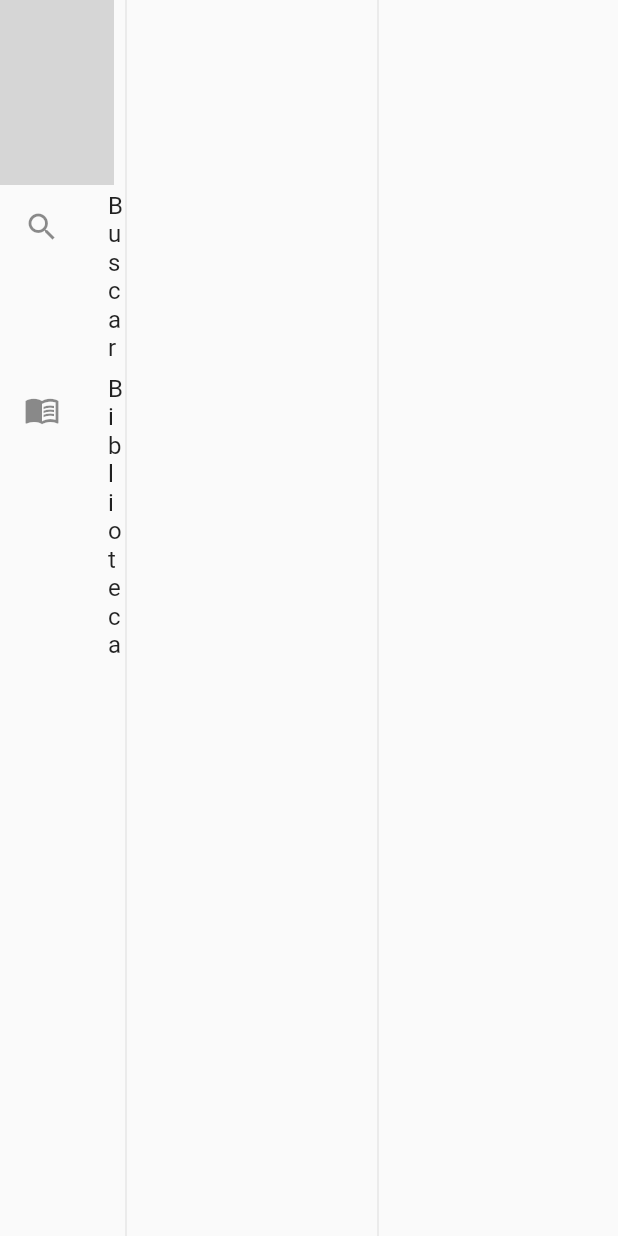
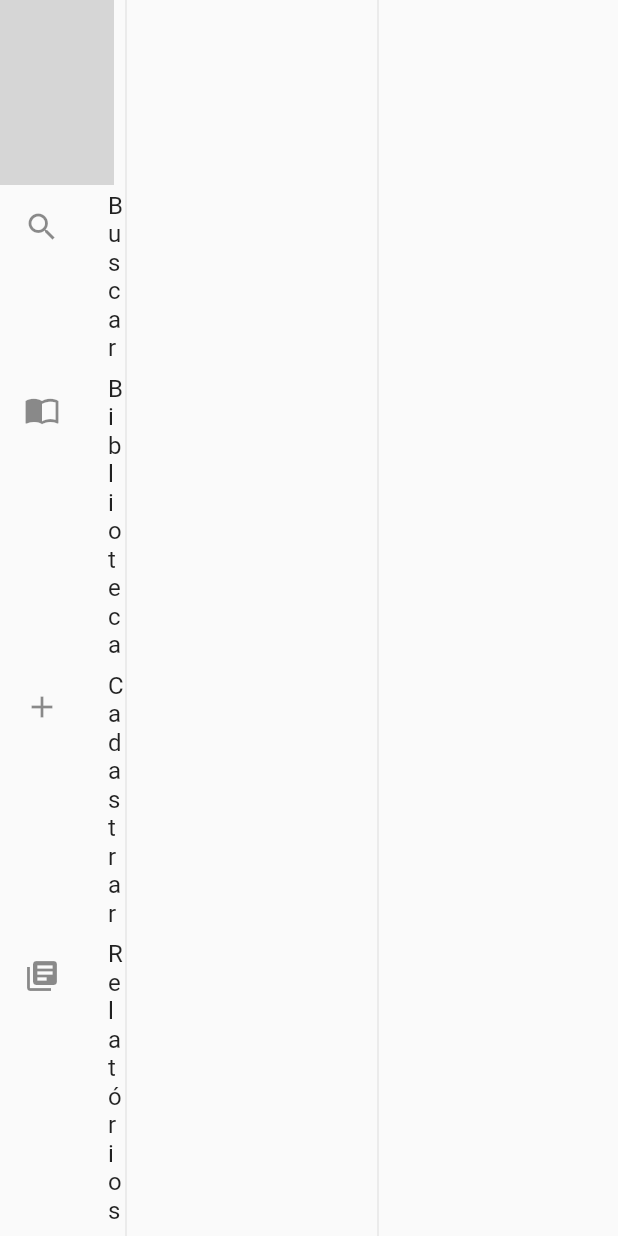
Before and after one commit to RenataSisilio/biblioteca_adm, a Flutter app: the screen it shows after launch, on a phone screen of 412 x 824 dp. Run offline on Flutter 3.47's test engine with Material 2 defaults, Android fonts, the phone set to English and light mode, and no system bars; our stand-ins replace bloc, cloud_firestore, firebase_core, flutter_bloc, get_it; accounts and stored records are empty; generated files the repository leaves out were written again; grey boxes are pictures that could not be loaded.

```diff
--- a/lib/routes/center_page.dart
+++ b/lib/routes/center_page.dart
@@ -1,10 +1,8 @@
 import 'package:flutter/material.dart';
 
 import '../get_it.dart';
-import '../services/controllers/library_controller.dart';
 import 'home/home_page.dart';
 import 'library/library_page.dart';
-import 'shelf/shelf_page.dart';
 
 class CenterPage extends StatelessWidget {
   const CenterPage({super.key});
@@ -12,21 +10,15 @@ class CenterPage extends StatelessWidget {
   @override
   Widget build(BuildContext context) {
     final pageController = getIt.get<PageController>();
-    final controller = getIt.get<LibraryController>();
-    final categories = controller.getCategories();
-    final category = getIt.get<ValueNotifier<int>>();
 
     return PageView(
       controller: pageController,
       physics: const NeverScrollableScrollPhysics(),
-      children: [
-        const HomePage(),
-        const LibraryPage(),
-        ValueListenableBuilder(
-          valueListenable: category,
-          builder: (BuildContext context, value, Widget? child) =>
-              ShelfPage(categories[value]),
-        ),
+      children: const [
+        HomePage(),
+        LibraryPage(),
+        Center(child: Text('Cadastrar'),),
+        Center(child: Text('Relatórios'),),
       ],
     );
   }
--- /dev/null
+++ b/lib/routes/end_page.dart
@@ -0,0 +1,16 @@
+import 'package:flutter/material.dart';
+
+import '../get_it.dart';
+
+class EndPage extends StatelessWidget {
+  const EndPage({super.key});
+
+  @override
+  Widget build(BuildContext context) {
+    final pageController = getIt.get<ValueNotifier<StatelessWidget>>();
+    return ValueListenableBuilder(
+      valueListenable: pageController,
+      builder: (context, value, child) => value,
+    );
+  }
+}
--- a/lib/routes/library/library_view.dart
+++ b/lib/routes/library/library_view.dart
@@ -1,3 +1,4 @@
+import 'package:biblioteca_adm/routes/shelf/shelf_page.dart';
 import 'package:flutter/material.dart';
 
 import '../../services/controllers/library_controller.dart';
@@ -17,7 +18,7 @@ class LibraryView extends StatelessWidget {
       itemBuilder: (context, index) => ListTile(
         onTap: () {
           notifier.value = index;
-          getIt.get<PageController>().jumpToPage(2);
+          getIt.get<ValueNotifier<StatelessWidget>>().value = const ShelfPage();
         },
         title: Text(categories[index]),
       ),
--- a/lib/routes/main_page.dart
+++ b/lib/routes/main_page.dart
@@ -1,3 +1,4 @@
+import 'package:biblioteca_adm/routes/end_page.dart';
 import 'package:flutter/material.dart';
 
 import '../widgets/side_menu.dart';
@@ -27,7 +28,7 @@ class _MainPageState extends State<MainPage> {
           VerticalDivider(),
           Expanded(
             flex: 2,
-            child: SizedBox.shrink(),
+            child: EndPage(),
           ),
         ],
       ),
--- a/lib/widgets/side_menu.dart
+++ b/lib/widgets/side_menu.dart
@@ -27,8 +27,18 @@ class SideMenu extends StatelessWidget {
         ),
         ListTile(
           onTap: () => pageController.jumpToPage(1),
-          leading: const Icon(Icons.menu_book),
+          leading: const Icon(Icons.import_contacts),
           title: const Text('Biblioteca'),
+        ),
+        ListTile(
+          onTap: () => pageController.jumpToPage(2),
+          leading: const Icon(Icons.add),
+          title: const Text('Cadastrar'),
+        ),
+        ListTile(
+          onTap: () => pageController.jumpToPage(3),
+          leading: const Icon(Icons.library_books),
+          title: const Text('Relatórios'),
         ),
       ],
     );
```
Also changed, not shown: lib/routes/shelf/shelf_page.dart (+21 -7 lines).
